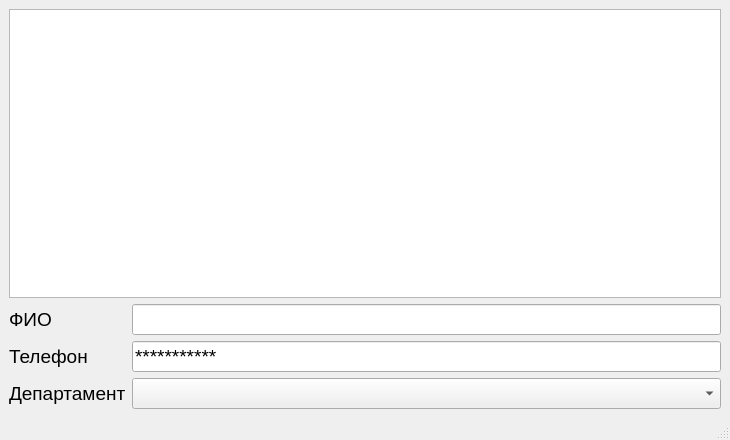
Above: Sketches_QT/Qt_DataBase/Qt_FireBird/QT_PhoneBook/source/qt_phonebook.ui from Den-Git-CPP/Sketches_CPP_QT before the change. Below: the same form after it.
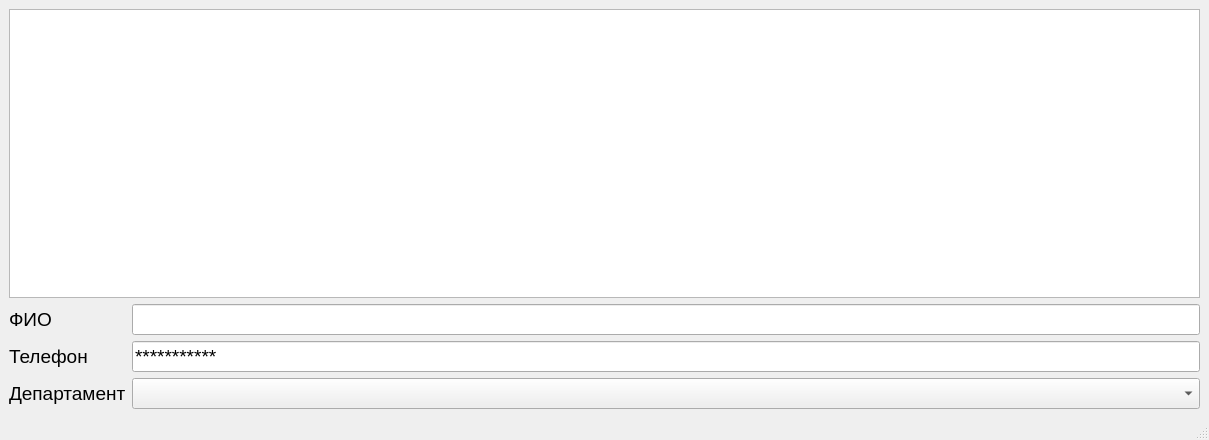
That is the form after the change.

Commit message: Correct GUI Table

```diff
--- a/Sketches_QT/Qt_DataBase/Qt_FireBird/QT_PhoneBook/source/qt_phonebook.ui
+++ b/Sketches_QT/Qt_DataBase/Qt_FireBird/QT_PhoneBook/source/qt_phonebook.ui
@@ -6,7 +6,7 @@
    <rect>
     <x>0</x>
     <y>0</y>
-    <width>730</width>
+    <width>1209</width>
     <height>440</height>
    </rect>
   </property>
```
Left out of the diff: 2 changed lines with no effect on the pictures. The commit also changes 1 other file.
